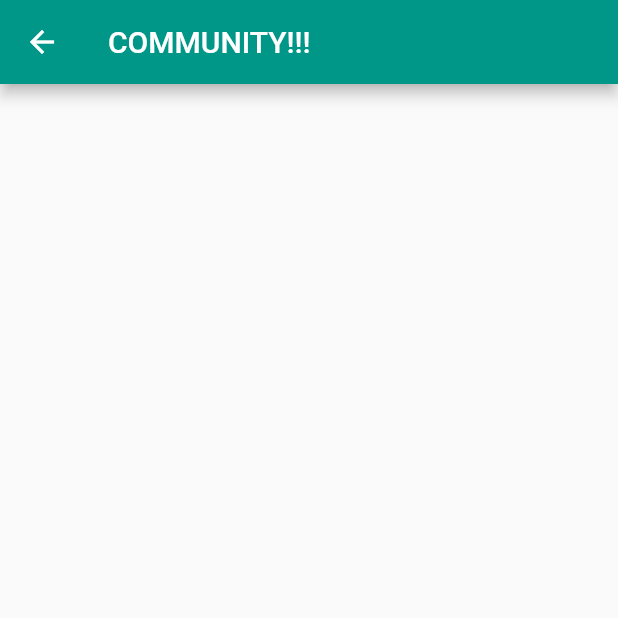
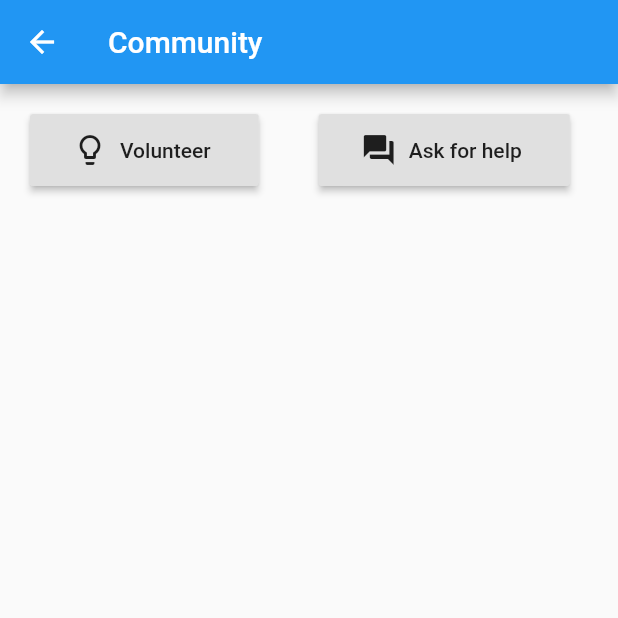
Before and after one commit to arizala13/covid_19_hackathon, a Flutter app: the CommunityViewScreen screen opened directly, on a phone screen of 412 x 824 dp, the top half of it. Run offline on Flutter 3.47's test engine with Material 2 defaults, Android fonts, the phone set to English and light mode, and no system bars.

Commit message:
Working on community screen, needs dummy listtiles

```diff
--- a/lib/Screens/community_screen.dart
+++ b/lib/Screens/community_screen.dart
@@ -1,7 +1,4 @@
 import 'package:flutter/material.dart';
-
-// Here will be the community posts
-// Things like help wanted and help needed
 
 
 class CommunityViewScreen extends StatefulWidget {
@@ -16,10 +13,60 @@ class _CommunityViewScreenState extends State<CommunityViewScreen> {
     Widget build(BuildContext context) {
     return Scaffold(
       appBar: AppBar(
-        title: Text("COMMUNITY!!!"),
-        backgroundColor: Colors.teal,
+        title: Text("Community"),
+        backgroundColor: Colors.blue,
       ),
+      body: Row(
+        children: [
+              Padding(
+                padding: EdgeInsets.all(20),
+                child: Container(
+                  alignment: Alignment.topCenter,
+                        child: RaisedButton(
+                        child: Semantics(
+                              label: 'Add picture',
+                              child: FlatButton.icon(
+                                icon: const Icon(Icons.lightbulb_outline),
+                                onPressed: () {
+                                  //do something
+                                }, label: Text('Volunteer'),
+                          ),
+                        ), onPressed: () {},
+                    ),
+                ),
+              ),
+              Padding(
+                padding: EdgeInsets.all(20),
+                child: Container(
+                  alignment: Alignment.topCenter,
+                        child: RaisedButton(
+                        child: Semantics(
+                              label: 'Add picture',
+                              child: FlatButton.icon(
+                                icon: const Icon(Icons.question_answer),
+                                onPressed: () {
+                                  //do something
+                                }, label: Text('Ask for help'),
+                          ),
+                        ), onPressed: () {},
+                    ),
+                ),
+              ),
+            ],
+      ),
+  // bottomNavigationBar: Align(
+  //     child: new ListView(
+  //     children: [
+  //               Card(
+  //       child: ListTile(
+  //         leading: FlutterLogo(),
+  //         title: Text('Test post 1'),
+  //       ),
+  //   ),
+  //     ]
+  //     ),
+  // )
+  // This doesnt work correctly. It goes over the other widgets
     );
   }
-
   }
```
